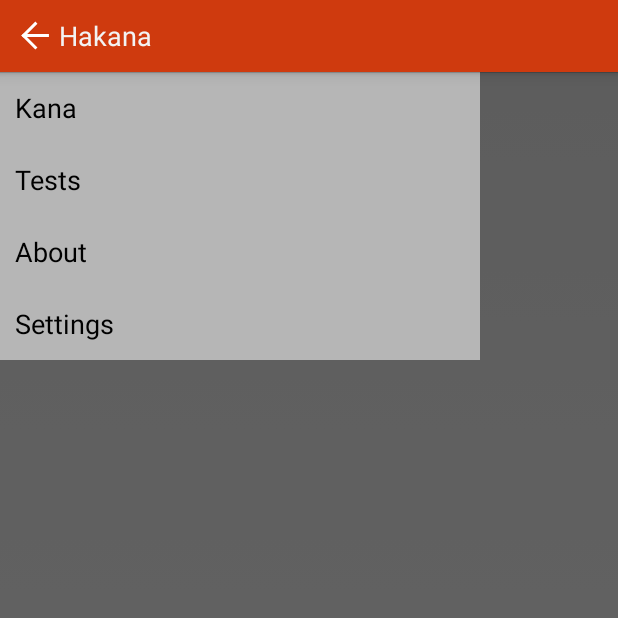
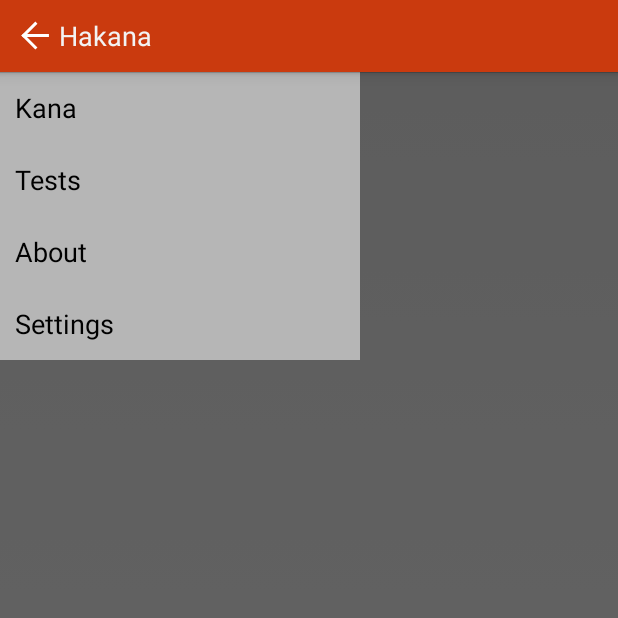
Before and after one commit to lebedynskyi/Hakana, an Android app: the screen it shows after launch (MainActivity), with the side drawer open, on a phone screen of 412 x 824 dp, the top half of it. Run offline under Robolectric (Android 15) with nearby library versions, the phone set to English and light mode, and no system bars; our stand-ins replace ButterKnife; libraries missing offline, so code that uses them is left out: com.google.android.gms; 3 statements that could not run were skipped.

Commit message:
Implemented base behaviour for ActionBar

```diff
--- a/app/src/main/java/net/japan/kana/hakana/core/App.java
+++ b/app/src/main/java/net/japan/kana/hakana/core/App.java
@@ -32,4 +32,8 @@ public class App extends Application{
         mTracker.enableExceptionReporting(true);
         return mTracker;
     }
+
+    public AppPreference getPreference(){
+        return mPreference;
+    }
 }
--- /dev/null
+++ b/app/src/main/res/drawable/action_bar_active_item_bg.xml
@@ -0,0 +1,6 @@
+<?xml version="1.0" encoding="utf-8"?>
+
+<selector xmlns:android="http://schemas.android.com/apk/res/android">
+    <item android:state_pressed="true" android:drawable="@color/action_bar_active_item_bg" />
+    <item android:drawable="@android:color/transparent" />
+</selector>
--- a/app/src/main/res/layout/activity_main.xml
+++ b/app/src/main/res/layout/activity_main.xml
@@ -16,7 +16,7 @@
         layout="@layout/drawer_menu"
         android:id="@+id/layout_drawer_menu"
         android:layout_gravity="start"
-        android:layout_width="320dp"
+        android:layout_width="240dp"
         android:layout_height="match_parent">
     </include>
 </android.support.v4.widget.DrawerLayout>
--- a/app/src/main/res/values/colors.xml
+++ b/app/src/main/res/values/colors.xml
@@ -5,5 +5,6 @@
     <color name="drawer_menu_button_bg_color">#ffb6b6b6</color>
 
     <!--Actionbar colors-->
-    <color name="action_bar_bg_color">#CF3A0E</color>
+    <color name="action_bar_bg_color">#ffca3a0e</color>
+    <color name="action_bar_active_item_bg">#ffec420e</color>
 </resources>
--- a/app/src/main/res/values/styles.xml
+++ b/app/src/main/res/values/styles.xml
@@ -2,6 +2,9 @@
 <resources>
     <style name="ActionBarTheme" parent="android:style/Theme.Holo.Light.DarkActionBar">
         <item name="android:actionBarStyle">@style/AppActionBarStyle</item>
+        <item name="android:homeAsUpIndicator">@drawable/transparent_back_arrow</item>
+        <item name="android:selectableItemBackground">@drawable/action_bar_active_item_bg</item>
+        <item name="android:actionBarItemBackground">@drawable/action_bar_active_item_bg</item>
     </style>
 
 
```
Also changed, not shown: app/src/main/java/net/japan/kana/hakana/activity/MainActivity.java (+14 -0 lines), app/src/main/java/net/japan/kana/hakana/core/BaseActivity.java (+14 -0 lines), app/src/main/res/drawable-hdpi/transparent_back_arrow.png (added), app/src/main/res/drawable-mdpi/transparent_back_arrow.png (added), app/src/main/res/drawable-xhdpi/transparent_back_arrow.png (added), app/src/main/res/xxhdpi/transparent_back_arrow.png (added).
